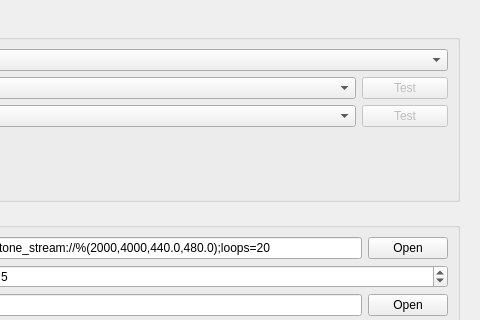
karlma/freeswitch-b1.10, file fscomm/prefdialog.ui: the form before one commit; both pictures show x 231 to 711 and y 0 to 320 of the 711 by 437 pixel window.
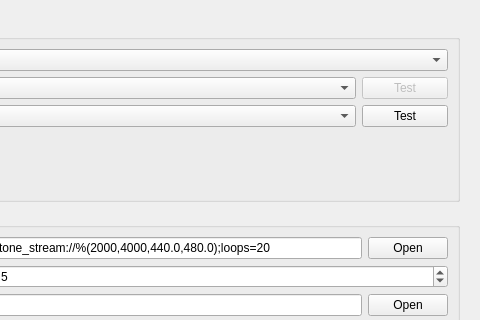
The form after the commit. Icons and pictures are not drawn.

```diff
--- a/fscomm/prefdialog.ui
+++ b/fscomm/prefdialog.ui
@@ -234,7 +234,7 @@
             <item>
              <widget class="QPushButton" name="PaRingdevTestBtn">
               <property name="enabled">
-               <bool>false</bool>
+               <bool>true</bool>
               </property>
               <property name="maximumSize">
                <size>
```
